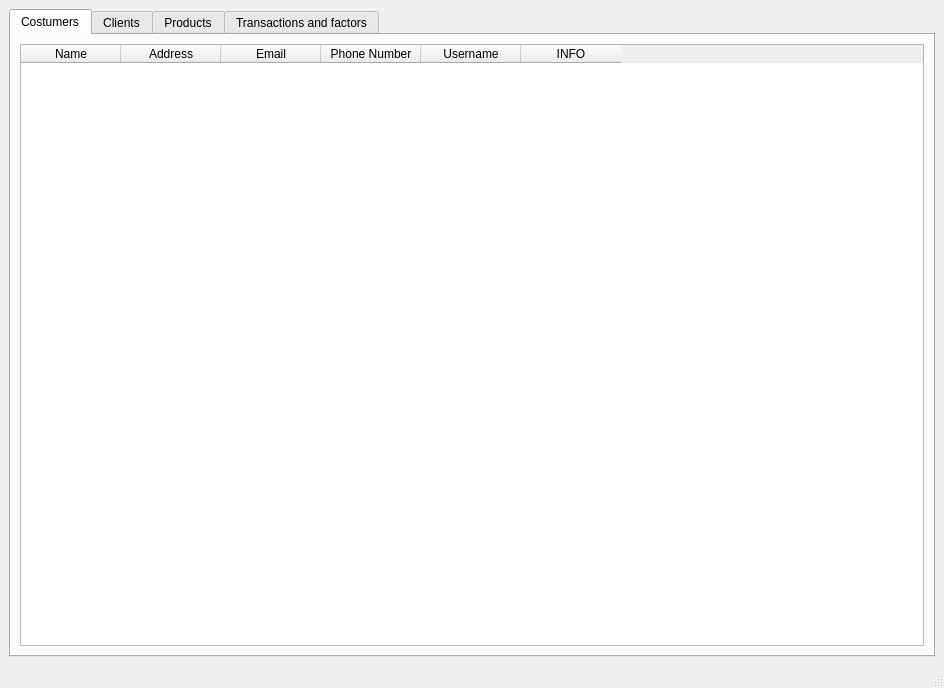
First picture: the form in AP/admin_ui.ui, repository AP-projects-4001/Guys, before the edit.
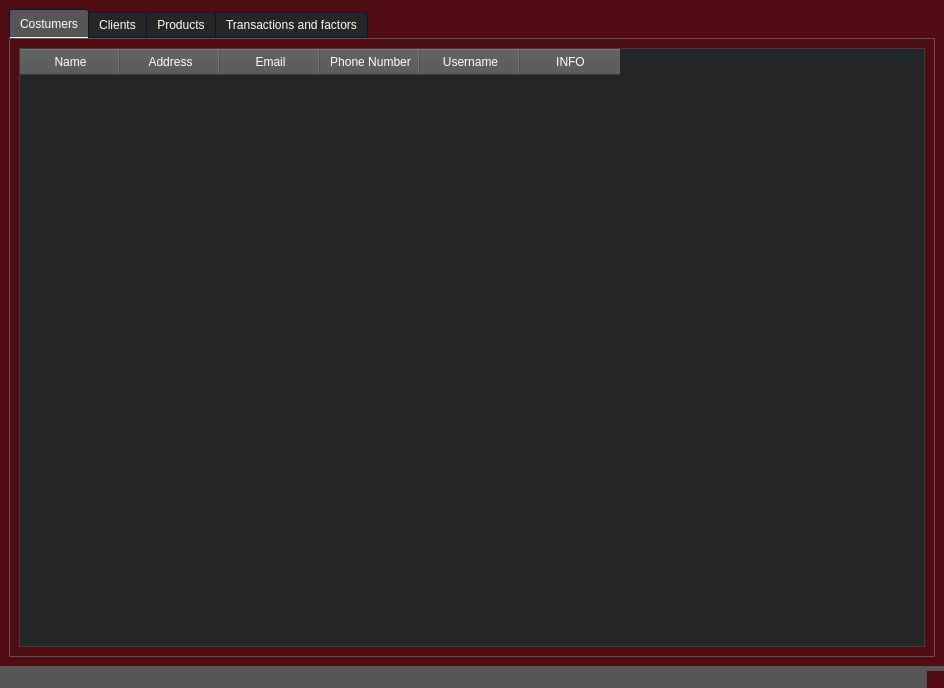
Second picture: the form after the edit. The open tabs and pages were chosen to show the change. Icons and pictures are not drawn.

Commit message: Fix UI for every account

The edit to the form file:
```diff
--- a/AP/admin_ui.ui
+++ b/AP/admin_ui.ui
@@ -16,6 +16,679 @@
   <property name="whatsThis">
    <string>&lt;html&gt;&lt;head/&gt;&lt;body&gt;&lt;p&gt;&lt;span style=&quot; font-style:italic;&quot;&gt;This UI helps the admin change all data stored in JSON files like All Clients, All Customers with their products, see all transactions, and so on... &lt;/span&gt;&lt;/p&gt;&lt;/body&gt;&lt;/html&gt;</string>
   </property>
+  <property name="styleSheet">
+   <string notr="true">
+QWidget
+{
+	background-color: #500c10;
+	color: #ffffff;
+	border-color: #051a39;
+
+}
+
+
+QLabel
+{
+	background-color: transparent;
+	color: #ffffff;
+
+}
+
+
+QToolTip
+{
+	border : 1px solid #500c10;
+	background-color: #26264f;
+	color: #ffffff;
+	border-color: #051a39;
+
+}
+QPushButton
+{
+	background-color: #565656;
+	color: #ffffff;
+	border-style: solid;
+	border-width: 1px;
+	border-radius: 10px;
+	border-color: #051a39;
+	padding: 5px;
+
+}
+
+
+QPushButton::disabled
+{
+	background-color: #404040;
+	color: #656565;
+	border-color: #051a39;
+
+}
+
+
+QPushButton::hover
+{
+	background-color: #8399ff;
+	color: #ffffff;
+	border-style: solid;
+	border-width: 1px;
+	border-radius: 10px;
+	border-color: #051a39;
+	padding: 5px;
+}
+
+
+QPushButton::pressed
+{
+	background-color: #4969ff;
+	color: #ffffff;
+	border-style: solid;
+	border-width: 1px;
+	border-radius: 10px;
+	border-color: #051a39;
+	padding: 5px;
+
+}
+
+QComboBox
+{
+    background-color: #565656;
+    border: 1px solid;
+    border-radius: 3px;
+    padding-left: 6px;
+    color: #ffffff;
+    height: 20px;
+
+}
+
+
+QComboBox::disabled
+{
+	background-color: #404040;
+	color: #656565;
+	border-color: #051a39;
+
+}
+
+
+QComboBox:hover
+{
+    background-color: #8399ff;
+}
+
+
+QComboBox:on
+{
+    background-color: #4969ff;
+
+}
+
+
+QComboBox QAbstractItemView
+{
+    background-color: #383838;
+    color: #ffffff;
+    border: 1px solid black;
+    selection-background-color: #4969ff;
+    selection-color: #ffffff;
+    outline: 0;
+
+}
+
+QComboBox::drop-down
+{
+    subcontrol-origin: padding;
+    subcontrol-position: top right;
+    width: 15px;
+    border-left-width: 0px;
+    border-left-color: darkgray;
+    border-left-style: solid; 
+    border-top-right-radius: 3px; 
+    border-bottom-right-radius: 3px;
+
+}
+
+
+QComboBox::down-arrow
+{
+    image: url(://arrow-down.png);
+    width: 8px;
+    height: 8px;
+}
+
+
+QSpinBox
+{
+	background-color: #525251;
+	color: #ffffff;
+	border: 1px solid #051a39;
+	border-radius: 3px;
+	padding : 2px;
+}
+
+QLineEdit
+{
+	background-color: #525251;
+	color: #ffffff;
+	border-width: 1px;
+	border-radius: 7px;
+	border-color: #051a39;
+	padding: 2px;
+
+}
+
+QLineEdit::disabled
+{
+	background-color: #404040;
+	color: #656565;
+	border-width: 1px;
+	border-radius: 7px;
+	border-color: #051a39;
+	padding: 2px;
+
+}
+
+QTextEdit
+{
+	background-color: #ffffff;
+	color: #010201;
+	border-color: #051a39;
+
+}
+
+
+QTextEdit::disabled
+{
+	background-color: #404040;
+	color: #656565;
+	border-color: #051a39;
+
+}
+
+QCheckBox::indicator
+{
+    color: #b1b1b1;
+    background-color: #323232;
+    border: 1px solid #b1b1b1;
+    width: 12px;
+    height: 12px;
+
+}
+
+
+QCheckBox::indicator:checked
+{
+    image:url(://checkbox.png);
+    border: 1px solid #565656;
+
+}
+
+
+QCheckBox::disabled
+{
+	color: #656565;
+
+}
+
+
+QCheckBox::indicator:disabled
+{
+	background-color: #656565;
+	color: #656565;
+    border: 1px solid #656565;
+
+}
+
+
+QRadioButton::indicator::unchecked
+{ 
+	border: 2px inset gray; 
+	border-radius: 5px; 
+	background-color:  #fff;
+	width: 9px; 
+	height: 9px; 
+
+}
+
+
+QRadioButton::indicator::unchecked:hover
+{ 
+	border: 2px solid #565656; 
+	border-radius: 5px; 
+	background-color:  #fff;
+	width: 9px; 
+	height: 9px; 
+
+}
+
+
+QRadioButton::indicator::checked
+{ 
+	border: 2px inset darkgray; 
+	border-radius: 5px; 
+	background-color: #4969ff; 
+	width: 9px; 
+	height: 9px; 
+
+}
+
+
+QRadioButton::disabled
+{
+	color: #656565;
+
+}
+
+
+QRadioButton::indicator:disabled
+{
+	background-color: #656565;
+	color: #656565;
+    border: 2px solid #656565;
+
+}
+
+
+QTableView
+{
+    background-color: #242526;
+    border: 1px solid #32414B;
+    color: #f0f0f0;
+    gridline-color: #8faaff;
+    outline : 0;
+
+}
+
+
+QTableView::disabled
+{
+    background-color: #242526;
+    border: 1px solid #32414B;
+    color: #656565;
+    gridline-color: #656565;
+    outline : 0;
+
+}
+
+
+QTableView::item:hover 
+{
+    background-color: #26264f;
+    color: #f0f0f0;
+
+}
+
+
+QTableView::item:selected 
+{
+    background-color: #1a1b1c;
+    border: 2px solid #4969ff;
+    color: #F0F0F0;
+
+}
+
+
+QTableView::item:selected:disabled
+{
+    background-color: #1a1b1c;
+    border: 2px solid #525251;
+    color: #656565;
+
+}
+
+
+QTableCornerButton::section
+{
+    background-color: #505050;
+    color: #fff;
+
+}
+
+
+QHeaderView::section
+{
+    background-color: #525251;
+    color: #fff;
+    text-align: left;
+	padding: 4px;
+	
+}
+
+
+QHeaderView::section:disabled
+{
+    background-color: #525251;
+    color: #656565;
+
+}
+
+
+
+
+
+
+QHeaderView::section::vertical::first,
+QHeaderView::section::vertical::only-one
+{
+    border-top: 1px solid #353635;
+
+}
+
+
+QHeaderView::section::vertical
+{
+    border-top: 1px solid #353635;
+
+}
+
+
+QHeaderView::section::horizontal::first,
+QHeaderView::section::horizontal::only-one
+{
+    border-left: 1px solid #353635;
+
+}
+
+
+QHeaderView::section::horizontal
+{
+    border-left: 1px solid #353635;
+
+}
+
+
+QTabBar::tab
+{
+	background-color: #262626;
+	color: #ffffff;
+	border-style: solid;
+	border-width: 1px;
+	border-top-left-radius: 3px;
+	border-top-right-radius: 3px;
+	border-color: #051a39;
+	padding: 5px;
+
+}
+
+
+QTabBar::tab:disabled
+{
+	background-color: #656565;
+	color: #656565;
+}
+
+
+QTabWidget::pane 
+{
+	background-color: #262626;
+	color: #ffffff;
+    border: 1px solid;
+    border-color: #565656;
+
+}
+
+
+QTabBar::tab:selected
+{
+    background-color: #565656;
+	color: #ffffff;
+	border-style: solid;
+	border-width: 1px;
+	border-top-left-radius: 3px;
+	border-top-right-radius: 3px;
+	border-color: #051a39;
+	padding: 5px;
+
+}
+
+
+QTabBar::tab:selected:disabled
+{
+	background-color: #404040;
+	color: #656565;
+
+}
+
+
+QTabBar::tab:!selected 
+{
+    background-color: #262626;
+
+}
+
+
+QTabBar::tab:!selected:hover 
+{
+    background-color: #8399ff;
+
+}
+
+
+QTabBar::tab:top:!selected 
+{
+    margin-top: 3px;
+
+}
+
+
+QTabBar::tab:bottom:!selected 
+{
+    margin-bottom: 3px;
+
+}
+
+
+QTabBar::tab:top, QTabBar::tab:bottom 
+{
+    min-width: 8ex;
+    margin-right: -1px;
+    padding: 5px 10px 5px 10px;
+
+}
+
+
+QTabBar::tab:top:selected 
+{
+    border-bottom-color: none;
+
+}
+
+
+QTabBar::tab:bottom:selected 
+{
+    border-top-color: none;
+
+}
+
+
+QTabBar::tab:top:last, QTabBar::tab:bottom:last,
+QTabBar::tab:top:only-one, QTabBar::tab:bottom:only-one 
+{
+    margin-right: 0;
+
+}
+
+
+QTabBar::tab:left:!selected 
+{
+    margin-right: 3px;
+
+}
+
+
+QTabBar::tab:right:!selected
+{
+    margin-left: 3px;
+
+}
+
+
+QTabBar::tab:left, QTabBar::tab:right 
+{
+    min-height: 8ex;
+    margin-bottom: -1px;
+    padding: 10px 5px 10px 5px;
+
+}
+
+
+QTabBar::tab:left:selected 
+{
+    border-left-color: none;
+
+}
+
+
+QTabBar::tab:right:selected 
+{
+    border-right-color: none;
+
+}
+
+
+QTabBar::tab:left:last, QTabBar::tab:right:last,
+QTabBar::tab:left:only-one, QTabBar::tab:right:only-one 
+{
+    margin-bottom: 0;
+
+}
+
+
+QScrollBar:horizontal
+{
+    border: 1px solid #222222;
+    background-color: #3d3d3d;
+    height: 13px;
+    margin: 0px 16px 0 16px;
+
+}
+
+
+QScrollBar::handle:horizontal
+{
+    background: #565656;
+    min-height: 20px;
+
+}
+
+
+QScrollBar::add-line:horizontal
+{
+    border: 1px solid #1b1b19;
+    background-color: #565656;
+    width: 14px;
+    subcontrol-position: right;
+    subcontrol-origin: margin;
+
+}
+
+
+QScrollBar::sub-line:horizontal
+{
+    border: 1px solid #1b1b19;
+    background-color: #565656;
+    width: 14px;
+    subcontrol-position: left;
+    subcontrol-origin: margin;
+
+}
+
+
+QScrollBar::right-arrow:horizontal
+{
+    width: 6px;
+    height: 6px;
+
+}
+
+
+QScrollBar::left-arrow:horizontal
+{
+    width: 6px;
+    height: 6px;
+
+}
+
+
+QScrollBar::add-page:horizontal, QScrollBar::sub-page:horizontal
+{
+    background: none;
+
+}
+
+
+QScrollBar:vertical
+{
+    background-color: #3d3d3d;
+    width: 13px;
+    margin: 16px 0 16px 0;
+    border: 1px solid #222222;
+
+}
+
+
+QScrollBar::handle:vertical
+{
+    background-color: #565656;
+    min-height: 20px;
+
+}
+
+
+QScrollBar::add-line:vertical
+{
+    border: 1px solid #1b1b19;
+    background-color: #565656;
+    height: 14px;
+    subcontrol-position: bottom;
+    subcontrol-origin: margin;
+
+}
+
+
+QScrollBar::sub-line:vertical
+{
+    border: 1px solid #1b1b19;
+    background-color: #565656;
+    height: 14px;
+    subcontrol-position: top;
+    subcontrol-origin: margin;
+
+}
+
+
+QScrollBar::up-arrow:vertical
+{
+    width: 6px;
+    height: 6px;
+
+}
+
+
+QScrollBar::down-arrow:vertical
+{
+    width: 6px;
+    height: 6px;
+
+}
+
+
+QScrollBar::add-page:vertical, QScrollBar::sub-page:vertical
+{
+    background: none;
+
+}
+
+QStatusBar
+{
+	background-color: #565656;
+	color: #ffffff;
+	border-color: #051a39;
+
+}
+
+
+</string>
+  </property>
   <widget class="QWidget" name="centralwidget">
    <property name="styleSheet">
     <string notr="true">QWidget
@@ -39,6 +712,58 @@
        <layout class="QGridLayout" name="gridLayout_2">
         <item row="0" column="0">
          <widget class="QTableWidget" name="costumer_table">
+          <property name="styleSheet">
+           <string notr="true">QWidget
+{
+	background-color : #242526;
+}
+
+QPushButton
+{
+	background-color: #565656;
+	color: #ffffff;
+	border-style: solid;
+	border-width: 1px;
+	border-radius: 10px;
+	border-color: #051a39;
+	padding: 5px;
+
+}
+
+
+QPushButton::disabled
+{
+	background-color: #404040;
+	color: #656565;
+	border-color: #051a39;
+
+}
+
+
+QPushButton::hover
+{
+	background-color: #8399ff;
+	color: #ffffff;
+	border-style: solid;
+	border-width: 1px;
+	border-radius: 10px;
+	border-color: #051a39;
+	padding: 5px;
+}
+
+
+QPushButton::pressed
+{
+	background-color: #4969ff;
+	color: #ffffff;
+	border-style: solid;
+	border-width: 1px;
+	border-radius: 10px;
+	border-color: #051a39;
+	padding: 5px;
+
+}</string>
+          </property>
           <column>
            <property name="text">
             <string>Name</string>
```
Left out of the diff: 158 changed lines with no effect on the pictures. The commit also changes 7 other files.
